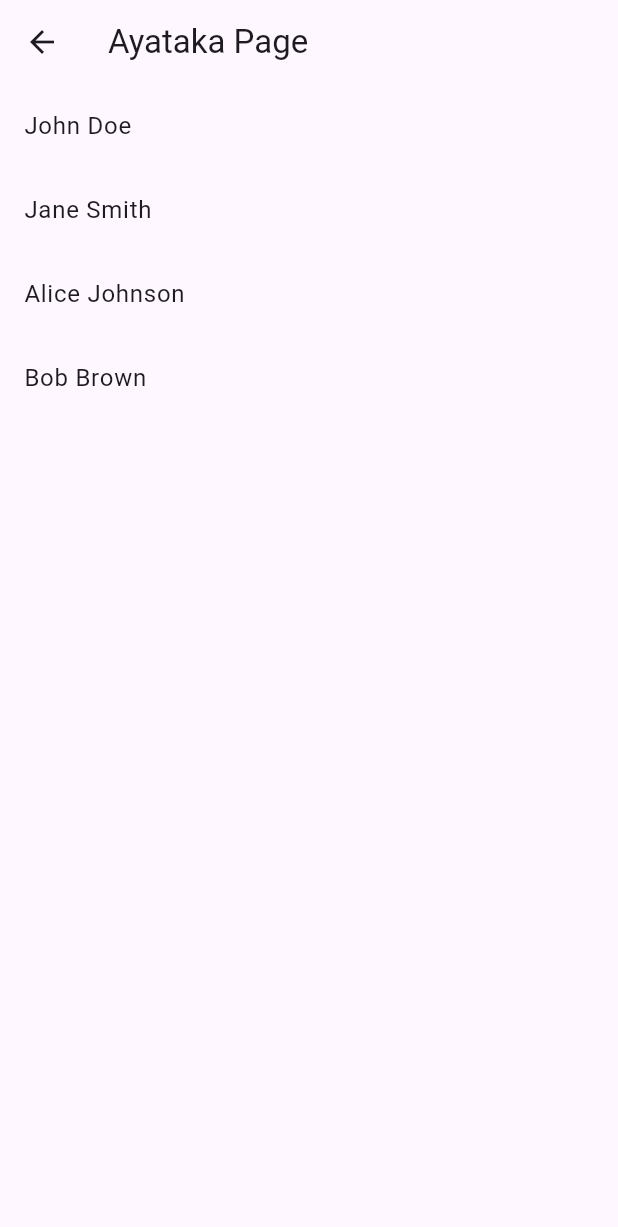
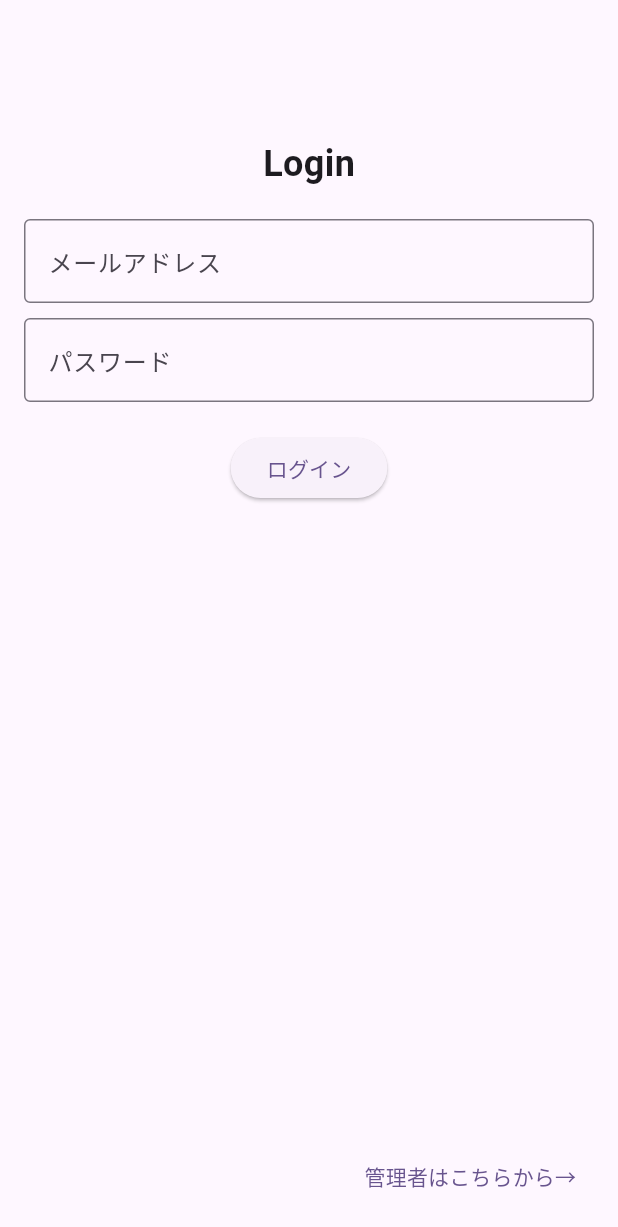
Before and after one commit to fuku-000/respon2, a Flutter app: the AyatakaPage screen opened directly, on a phone screen of 412 x 824 dp. Shown: the top 1227 px of the screen. Run offline on Flutter 3.47's test engine with Material 3 defaults, Android fonts, the phone set to English and light mode, and no system bars.

Commit message:
'ayataka変えた'

```diff
--- a/lib/ayataka.dart
+++ b/lib/ayataka.dart
@@ -5,20 +5,59 @@ class AyatakaPage extends StatelessWidget {
 
   @override
   Widget build(BuildContext context) {
-    final List<String> names = ['John Doe', 'Jane Smith', 'Alice Johnson', 'Bob Brown'];
-
     return Scaffold(
       appBar: AppBar(
-        title: const Text('Ayataka Page'),
+        title: const Text(''), // スキャフォールドのタイトルを削除
       ),
-      body: ListView.builder(
-        itemCount: names.length,
-        itemBuilder: (context, index) {
-          return ListTile(
-            title: Text(names[index]),
-          );
-        },
+      body: Padding(
+        padding: const EdgeInsets.all(16.0),
+        child: Column(
+          children: <Widget>[
+            const SizedBox(height: 20),
+            const Text(
+              'Login',
+              style: TextStyle(fontSize: 24, fontWeight: FontWeight.bold),
+            ),
+            const SizedBox(height: 20),
+            TextField(
+              decoration: InputDecoration(
+                labelText: 'メールアドレス',
+                border: OutlineInputBorder(),
+              ),
+            ),
+            const SizedBox(height: 10),
+            TextField(
+              decoration: InputDecoration(
+                labelText: 'パスワード',
+                border: OutlineInputBorder(),
+              ),
+            ),
+            const SizedBox(height: 20),
+            ElevatedButton(
+              onPressed: () {
+                // ログイン処理をここに実装
+              },
+              child: const Text('ログイン'),
+            ),
+            const Spacer(),
+            Align(
+              alignment: Alignment.bottomRight,
+              child: TextButton(
+                onPressed: () {
+                  // 管理者用のナビゲーションをここに実装
+                },
+                child: const Text('管理者はこちらから→'),
+              ),
+            ),
+          ],
+        ),
       ),
     );
   }
 }
+
+void main() {
+  runApp(const MaterialApp(
+    home: AyatakaPage(),
+  ));
+}
```
Also changed, not shown: pubspec.yaml (line endings or trailing spaces).
